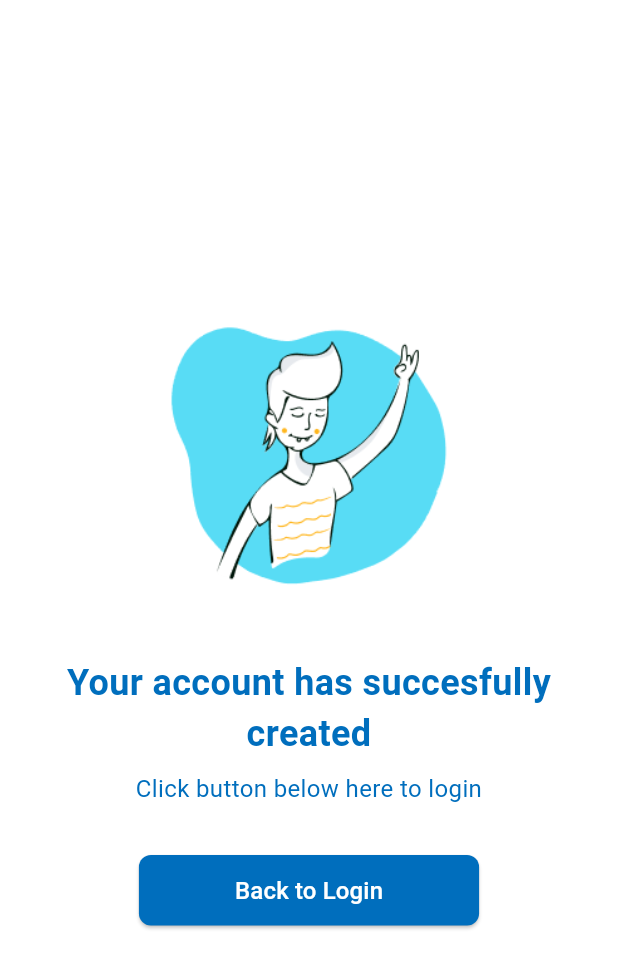
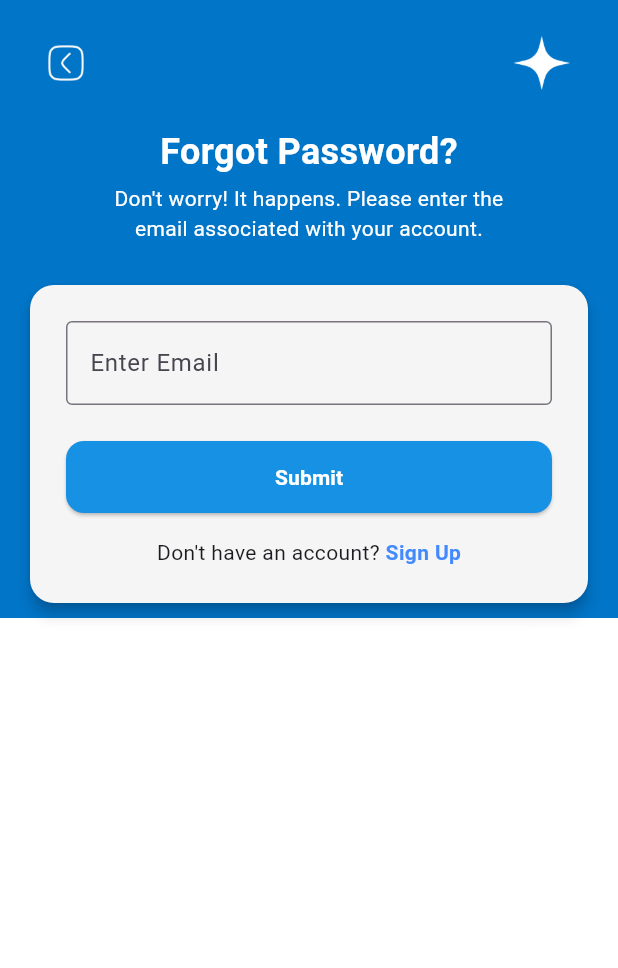
Before and after one commit to RnD-HIMTIKA/himtika-mobile-information, a Flutter app: the screen it shows after launch, on a phone screen of 412 x 824 dp. Shown: the top 968 px of the screen. Run offline on Flutter 3.47's test engine with Material 3 defaults, Android fonts, the phone set to English and light mode, and no system bars; our stand-ins replace equatable, flutter_bloc, supabase_flutter; accounts and stored records are empty; Roboto replaces fonts that are missing (Plus Jakarta Sans).

Commit message:
menambahkan fitur lupa kata sandi dengan halaman dan logika terkait

```diff
--- /dev/null
+++ b/lib/features/login&register/forgot_password/presentation/bloc/forgot_password_bloc.dart
@@ -0,0 +1,32 @@
+import 'package:flutter_bloc/flutter_bloc.dart';
+import 'forgot_password_event.dart';
+import 'forgot_password_state.dart';
+
+class ForgotPasswordBloc extends Bloc<ForgotPasswordEvent, ForgotPasswordState> {
+  ForgotPasswordBloc() : super(ForgotPasswordInitial()) {
+    on<ForgotPasswordSubmitted>(_onSubmitted);
+  }
+
+  Future<void> _onSubmitted(
+    ForgotPasswordSubmitted event,
+    Emitter<ForgotPasswordState> emit,
+  ) async {
+    emit(ForgotPasswordLoading());
+
+    try {
+      // Simulasi API request (ganti dengan call ke repository atau API sebenarnya)
+      await Future.delayed(const Duration(seconds: 2));
+
+      // Validasi sederhana (bisa kamu ganti dengan logika dari backend)
+      if (event.email.isEmpty || !event.email.contains('@')) {
+        emit(const ForgotPasswordFailure('Invalid email address.'));
+        return;
+      }
+
+      // Jika berhasil
+      emit(ForgotPasswordSuccess());
+    } catch (e) {
+      emit(ForgotPasswordFailure('Something went wrong. Please try again.'));
+    }
+  }
+}
--- /dev/null
+++ b/lib/features/login&register/forgot_password/presentation/bloc/forgot_password_event.dart
@@ -0,0 +1,17 @@
+import 'package:equatable/equatable.dart';
+
+abstract class ForgotPasswordEvent extends Equatable {
+  const ForgotPasswordEvent();
+
+  @override
+  List<Object?> get props => [];
+}
+
+class ForgotPasswordSubmitted extends ForgotPasswordEvent {
+  final String email;
+
+  const ForgotPasswordSubmitted(this.email);
+
+  @override
+  List<Object?> get props => [email];
+}
--- /dev/null
+++ b/lib/features/login&register/forgot_password/presentation/bloc/forgot_password_state.dart
@@ -0,0 +1,23 @@
+import 'package:equatable/equatable.dart';
+
+abstract class ForgotPasswordState extends Equatable {
+  const ForgotPasswordState();
+
+  @override
+  List<Object?> get props => [];
+}
+
+class ForgotPasswordInitial extends ForgotPasswordState {}
+
+class ForgotPasswordLoading extends ForgotPasswordState {}
+
+class ForgotPasswordSuccess extends ForgotPasswordState {}
+
+class ForgotPasswordFailure extends ForgotPasswordState {
+  final String message;
+
+  const ForgotPasswordFailure(this.message);
+
+  @override
+  List<Object?> get props => [message];
+}
--- /dev/null
+++ b/lib/features/login&register/forgot_password/presentation/pages/forgot_password_page.dart
@@ -0,0 +1,235 @@
+import 'package:flutter/material.dart';
+import 'package:flutter_bloc/flutter_bloc.dart';
+import 'package:himtika_mobile_information/features/login&register/forgot_password/presentation/pages/verify_otp_page.dart';
+import 'package:himtika_mobile_information/features/login&register/presentation/pages/login.dart';
+import 'package:himtika_mobile_information/features/login&register/presentation/pages/register.dart';
+import '../bloc/forgot_password_bloc.dart';
+import '../bloc/forgot_password_event.dart';
+import '../bloc/forgot_password_state.dart';
+
+class ForgotPasswordPage extends StatefulWidget {
+  const ForgotPasswordPage({super.key});
+
+  @override
+  State<ForgotPasswordPage> createState() => _ForgotPasswordPageState();
+}
+
+class _ForgotPasswordPageState extends State<ForgotPasswordPage> {
+  final TextEditingController _emailController = TextEditingController();
+
+  @override
+  Widget build(BuildContext context) {
+    return BlocProvider(
+      create: (_) => ForgotPasswordBloc(),
+      child: Scaffold(
+        body: LayoutBuilder(
+          builder: (context, constraints) {
+            return Stack(
+              children: [
+                // Background biru atas dan putih bawah
+                Column(
+                  children: [
+                    Container(
+                      height: constraints.maxHeight * 0.5,
+                      color: const Color(0xFF0175C8),
+                    ),
+                    Expanded(
+                      child: Container(color: Colors.white),
+                    ),
+                  ],
+                ),
+
+                // Konten utama
+                SafeArea(
+                  child: SingleChildScrollView(
+                    child: ConstrainedBox(
+                      constraints: BoxConstraints(minHeight: constraints.maxHeight),
+                      child: IntrinsicHeight(
+                        child: Center(
+                          child: Padding(
+                            padding: EdgeInsets.only(
+                              left: 16,
+                              right: 16,
+                              bottom: MediaQuery.of(context).viewInsets.bottom + 16,
+                            ),
+                            child: Column(
+                              crossAxisAlignment: CrossAxisAlignment.center,
+                              children: [
+                                const SizedBox(height: 16),
+
+                                // Tombol Back & Bintang
+                                Padding(
+                                  padding: const EdgeInsets.symmetric(horizontal: 16, vertical: 8),
+                                  child: Row(
+                                    mainAxisAlignment: MainAxisAlignment.spaceBetween,
+                                    children: [
+                                      GestureDetector(
+                                        onTap: () {
+                                          Navigator.push(
+                                            context,
+                                            MaterialPageRoute(builder: (context) => const LoginPage()),
+                                          );
+                                        },
+                                        child: Image.asset(
+                                          'src/features/login&register/images/arrow_back.png',
+                                          height: 24,
+                                          width: 24,
+                                        ),
+                                      ),
+                                      Image.asset(
+                                        'src/features/login&register/images/bintang.png',
+                                        height: 36,
+                                      ),
+                                    ],
+                                  ),
+                                ),
+
+                                const SizedBox(height: 16),
+
+                                // Judul dan deskripsi
+                                Column(
+                                  children: const [
+                                    Text(
+                                      'Forgot Password?',
+                                      style: TextStyle(
+                                        fontSize: 24,
+                                        fontWeight: FontWeight.bold,
+                                        color: Colors.white,
+                                      ),
+                                    ),
+                                    SizedBox(height: 4),
+                                    Text(
+                                      'Don\'t worry! It happens. Please enter the\nemail associated with your account.',
+                                      textAlign: TextAlign.center,
+                                      style: TextStyle(fontSize: 14, color: Colors.white),
+                                    ),
+                                  ],
+                                ),
+
+                                const SizedBox(height: 24),
+
+                                // Kartu email input + tombol + sign up
+                                ConstrainedBox(
+                                  constraints: const BoxConstraints(maxWidth: 400),
+                                  child: Card(
+                                    color: Colors.grey[100],
+                                    shape: RoundedRectangleBorder(
+                                      borderRadius: BorderRadius.circular(16),
+                                    ),
+                                    elevation: 4,
+                                    child: Padding(
+                                      padding: const EdgeInsets.all(24),
+                                      child: Column(
+                                        children: [
+                                          TextField(
+                                            controller: _emailController,
+                                            keyboardType: TextInputType.emailAddress,
+                                            decoration: const InputDecoration(
+                                              labelText: 'Enter Email',
+                                              border: OutlineInputBorder(),
+                                            ),
+                                          ),
+                                          const SizedBox(height: 24),
+
+                                          // Button submit
+                                          BlocConsumer<ForgotPasswordBloc, ForgotPasswordState>(
+                                            listener: (context, state) {
+                                              if (state is ForgotPasswordSuccess) {
+                                                Navigator.push(
+                                                  context,
+                                                  MaterialPageRoute(builder: (context) => const VerifyOtpPage()),
+                                                );
+                                              } else if (state is ForgotPasswordFailure) {
+                                                ScaffoldMessenger.of(context).showSnackBar(
+                                                  SnackBar(content: Text(state.message)),
+                                                );
+                                              }
+                                            },
+                                            builder: (context, state) {
+                                              return SizedBox(
+                                                width: double.infinity,
+                                                height: 48,
+                                                child: ElevatedButton(
+                                                  onPressed: state is ForgotPasswordLoading
+                                                      ? null
+                                                      : () {
+                                                          final email = _emailController.text.trim();
+                                                          context.read<ForgotPasswordBloc>().add(
+                                                                ForgotPasswordSubmitted(email),
+                                                              );
+                                                        },
+                                                  style: ElevatedButton.styleFrom(
+                                                    backgroundColor: const Color(0xFF1791E4),
+                                                    shape: RoundedRectangleBorder(
+                                                      borderRadius: BorderRadius.circular(12),
+                                                    ),
+                                                  ),
+                                                  child: state is ForgotPasswordLoading
+                                                      ? const CircularProgressIndicator(
+                                                          color: Colors.white,
+                                                        )
+                                                      : const Text(
+                                                          "Submit",
+                                                          style: TextStyle(
+                                                            fontWeight: FontWeight.bold,
+                                                            color: Colors.white,
+                                                          ),
+                                                        ),
+                                                ),
+                                              );
+                                            },
+                                          ),
+
+                                          const SizedBox(height: 16),
+
+                                          // Sign up DITEMPATKAN DI DALAM CARD
+                                          Row(
+                                            mainAxisAlignment: MainAxisAlignment.center,
+                                            children: [
+                                              const Text("Don't have an account? "),
+                                              GestureDetector(
+                                                onTap: () {
+                                                  Navigator.push(
+                                                    context,
+                                                    MaterialPageRoute(builder: (context) => const RegisterPage()),
+                                                  );
+                                                },
+                                                child: const Text(
+                                                  'Sign Up',
+                                                  style: TextStyle(
+                                                    color: Colors.blueAccent,
+                                                    fontWeight: FontWeight.bold,
+                                                  ),
+                                                ),
+                                              ),
+                                            ],
+                                          ),
+                                        ],
+                                      ),
+                                    ),
+                                  ),
+                                ),
+
+                                const Spacer(),
+                              ],
+                            ),
+                          ),
+                        ),
+                      ),
+                    ),
+                  ),
+                ),
+              ],
+            );
+          },
+        ),
+      ),
+    );
+  }
+
+  @override
+  void dispose() {
+    _emailController.dispose();
+    super.dispose();
+  }
+}
--- a/lib/main.dart
+++ b/lib/main.dart
@@ -1,7 +1,7 @@
 import 'package:flutter/material.dart';
 import 'package:flutter_bloc/flutter_bloc.dart';
 import 'package:himtika_mobile_information/features/AdminPanel/presentation/bloc/adminpanel_bloc.dart';
-import 'package:himtika_mobile_information/features/login&register/presentation/pages/register_success.dart';
+import 'package:himtika_mobile_information/features/login&register/forgot_password/presentation/pages/forgot_password_page.dart';
 import 'core/supabase_config.dart';
 
 void main() async {
@@ -24,7 +24,7 @@ class MyApp extends StatelessWidget {
       child: MaterialApp(
         title: 'HIMTIKA Mobile Information',
         debugShowCheckedModeBanner: false,
-        home: const RegisterSuccess(),
+        home: ForgotPasswordPage(),
       ),
     );
   }
```
Also changed, not shown: lib/features/login&register/forgot_password/presentation/pages/password_changed_page.dart (added, +46 -0 lines), lib/features/login&register/forgot_password/presentation/pages/reset_password_page.dart (added, +74 -0 lines), lib/features/login&register/forgot_password/presentation/pages/verify_otp_page.dart (added, +55 -0 lines), lib/features/login&register/presentation/pages/login.dart (+7 -1 lines).
